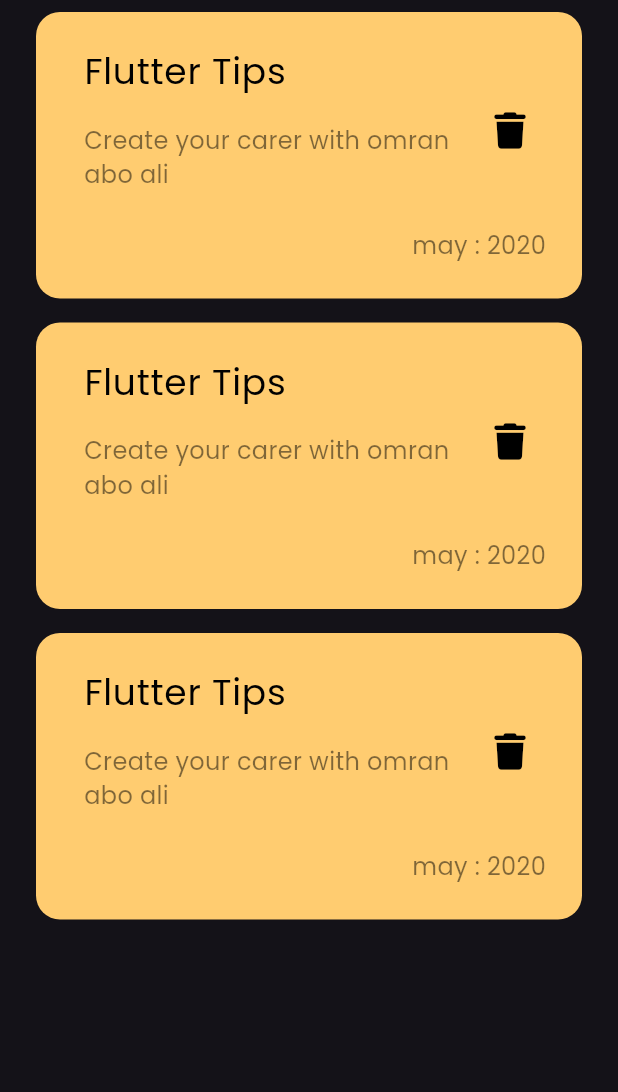
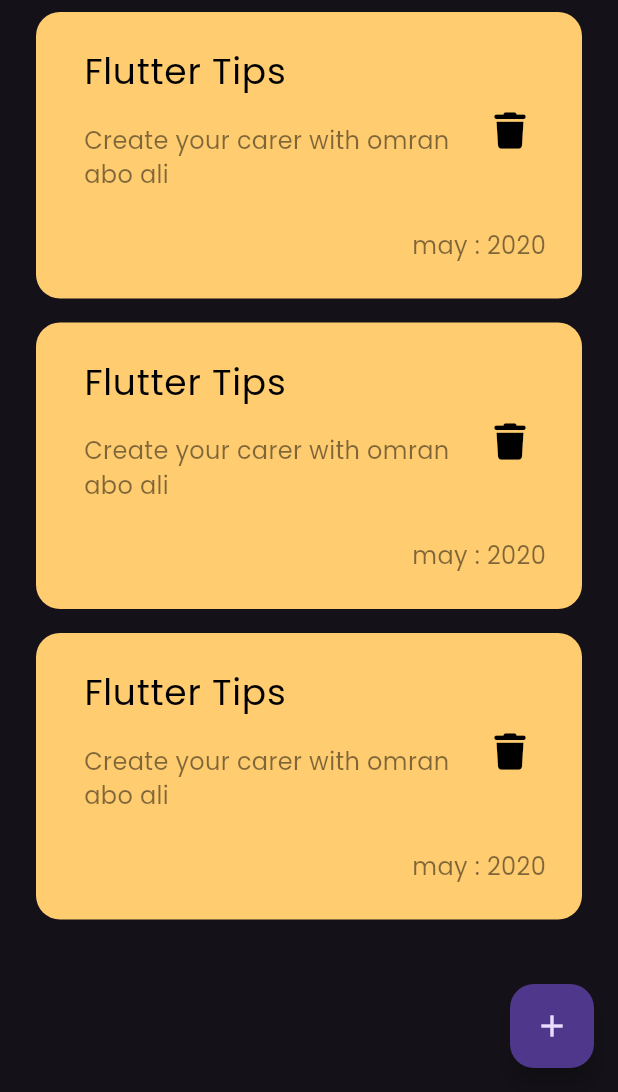
Before and after one commit to omr7n/notes_app, a Flutter app: the screen it shows after launch, on a phone screen of 412 x 824 dp, the part 144-1236 px from its top. Run offline on Flutter 3.47's test engine with Material 3 defaults, Android fonts, the phone set to English and light mode, and no system bars; our stand-ins replace font_awesome_flutter.

Commit message:
add floating action button

```diff
--- a/lib/views/notes_view.dart
+++ b/lib/views/notes_view.dart
@@ -7,9 +7,11 @@ class NotesView extends StatelessWidget {
 
   @override
   Widget build(BuildContext context) {
-    return const Scaffold(
-
-      body:NotesViewBody()
-    );
+    return Scaffold(
+        floatingActionButton: FloatingActionButton(
+          onPressed: () {},
+          child: const Icon(Icons.add),
+        ),
+        body: const NotesViewBody());
   }
 }
--- a/lib/widget/custom_notes_list_view.dart
+++ b/lib/widget/custom_notes_list_view.dart
@@ -4,7 +4,12 @@ import 'custom_note_item.dart';
 
 class NotesListView extends StatelessWidget {
   const NotesListView({super.key});
-
+  final List data = const [
+    Color.fromARGB(0, 161, 235, 132),
+    Color.fromARGB(0, 74, 255, 3),
+    Color.fromARGB(0, 214, 55, 1),
+    Color.fromARGB(0, 241, 11, 199),
+  ];
   @override
   Widget build(BuildContext context) {
     return ListView.builder(
```
